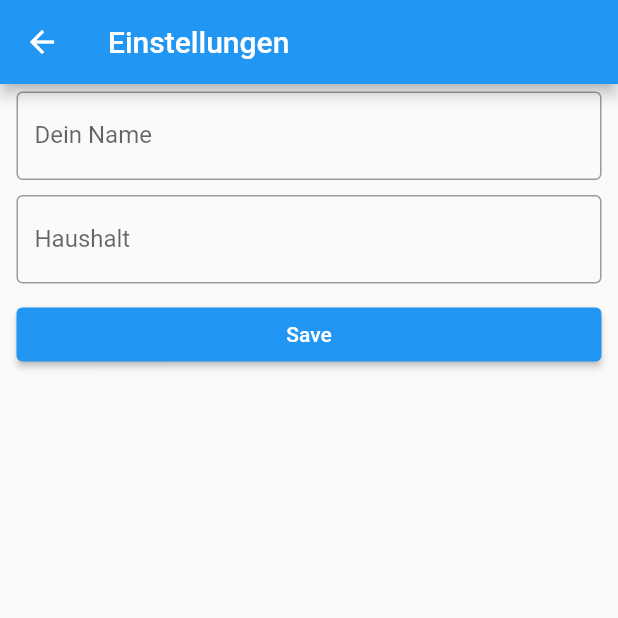
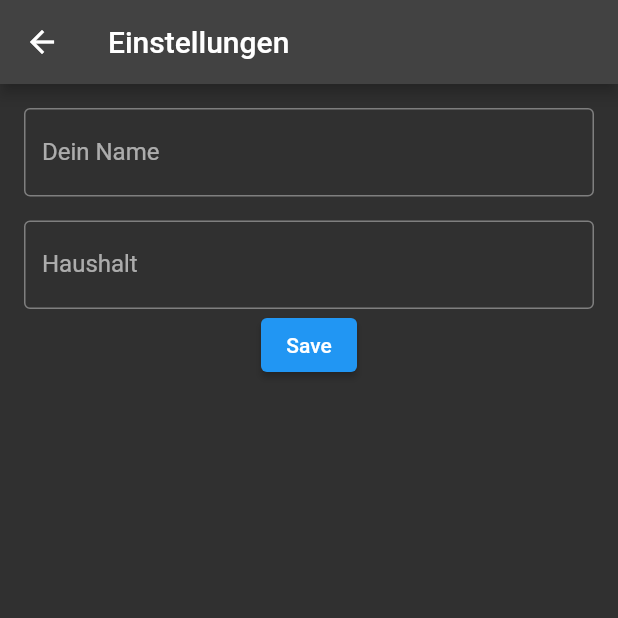
Before and after one commit to garritfra/fling, a Flutter app: the screen it shows after launch, after a tap on the "settings" icon, on a phone screen of 412 x 824 dp, the top half of it. Run offline on Flutter 3.47's test engine with Material 2 defaults, Android fonts, the phone set to English and light mode, and no system bars; our stand-ins replace cloud_firestore, firebase_core, localstorage; accounts and stored records are empty.

Commit message:
config: fix theme

```diff
--- a/lib/ui/config.dart
+++ b/lib/ui/config.dart
@@ -1,4 +1,3 @@
-
 import 'package:flutter/material.dart';
 import 'package:localstorage/localstorage.dart';
 
@@ -50,16 +49,16 @@ class _ConfigPageState extends State<ConfigPage> {
         title: Text("Einstellungen"),
       ),
       body: Container(
+        padding: EdgeInsets.all(16.0),
         child: Center(
           child: SizedBox(
             width: 400,
-            child: ListView(
+            child: Column(
               children: [
                 Row(
                   children: [
                     Expanded(
                       child: Container(
-                        padding: EdgeInsets.all(5.0),
                         child: TextField(
                           controller: _nameTextController,
                           decoration: InputDecoration(
@@ -70,11 +69,11 @@ class _ConfigPageState extends State<ConfigPage> {
                     ),
                   ],
                 ),
+                Padding(padding: EdgeInsets.all(8.0)),
                 Row(
                   children: [
                     Expanded(
                       child: Container(
-                        padding: EdgeInsets.all(5.0),
                         child: TextField(
                           controller: _householdTextController,
                           decoration: InputDecoration(
@@ -86,7 +85,6 @@ class _ConfigPageState extends State<ConfigPage> {
                   ],
                 ),
                 Container(
-                  padding: EdgeInsets.all(5.0),
                   child: ElevatedButton(
                     onPressed: _onSubmit,
                     child: Text("Save"),
--- a/lib/ui/fling.dart
+++ b/lib/ui/fling.dart
@@ -7,14 +7,11 @@ class FlingApp extends StatelessWidget {
   @override
   Widget build(BuildContext context) {
     return MaterialApp(
+      theme: ThemeData.dark(),
       title: 'Fling',
       routes: <String, WidgetBuilder>{
         '/settings': (context) => ConfigPage(),
       },
-      theme: ThemeData(
-        primarySwatch: Colors.blue,
-        visualDensity: VisualDensity.adaptivePlatformDensity,
-      ),
       home: ShoppingList(title: 'Fling'),
     );
   }
--- a/lib/ui/shopping_list.dart
+++ b/lib/ui/shopping_list.dart
@@ -116,9 +116,7 @@ class _ShoppingListState extends State<ShoppingList> {
           });
     }
 
-    return MaterialApp(
-      theme: ThemeData.dark(),
-      home: Scaffold(
+    return Scaffold(
       appBar: _buildAppBar(),
       body: Center(
         child: SizedBox(
@@ -128,7 +126,6 @@ class _ShoppingListState extends State<ShoppingList> {
           ),
         ),
       ),
-      ),
     );
   }
 }
```
Lines whose indentation alone changed are shown as unchanged.
